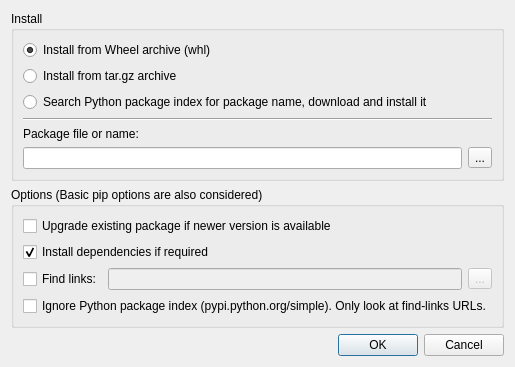
Old version of the form Qitom/ui/dialogPipManagerInstall.ui in the repository itom-project/itom.
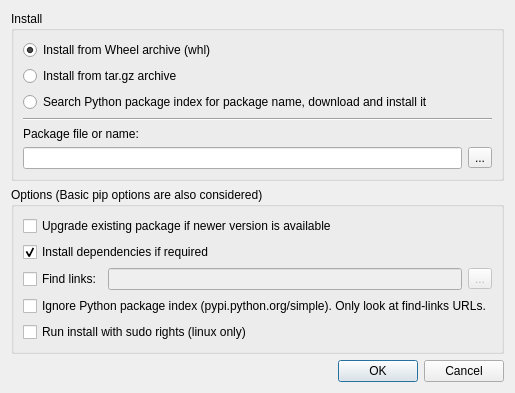
New version of the form.

Commit message: pip manager: install and uninstall can be run as sudo user

What changed in the file:
```diff
--- a/Qitom/ui/dialogPipManagerInstall.ui
+++ b/Qitom/ui/dialogPipManagerInstall.ui
@@ -7,7 +7,7 @@
     <x>0</x>
     <y>0</y>
     <width>485</width>
-    <height>339</height>
+    <height>364</height>
    </rect>
   </property>
   <property name="windowTitle">
@@ -143,6 +143,13 @@
         </property>
        </widget>
       </item>
+      <item>
+       <widget class="QCheckBox" name="checkRunSudo">
+        <property name="text">
+         <string>Run install with sudo rights (linux only)</string>
+        </property>
+       </widget>
+      </item>
      </layout>
     </widget>
    </item>
```
The commit also changes 7 other files.
